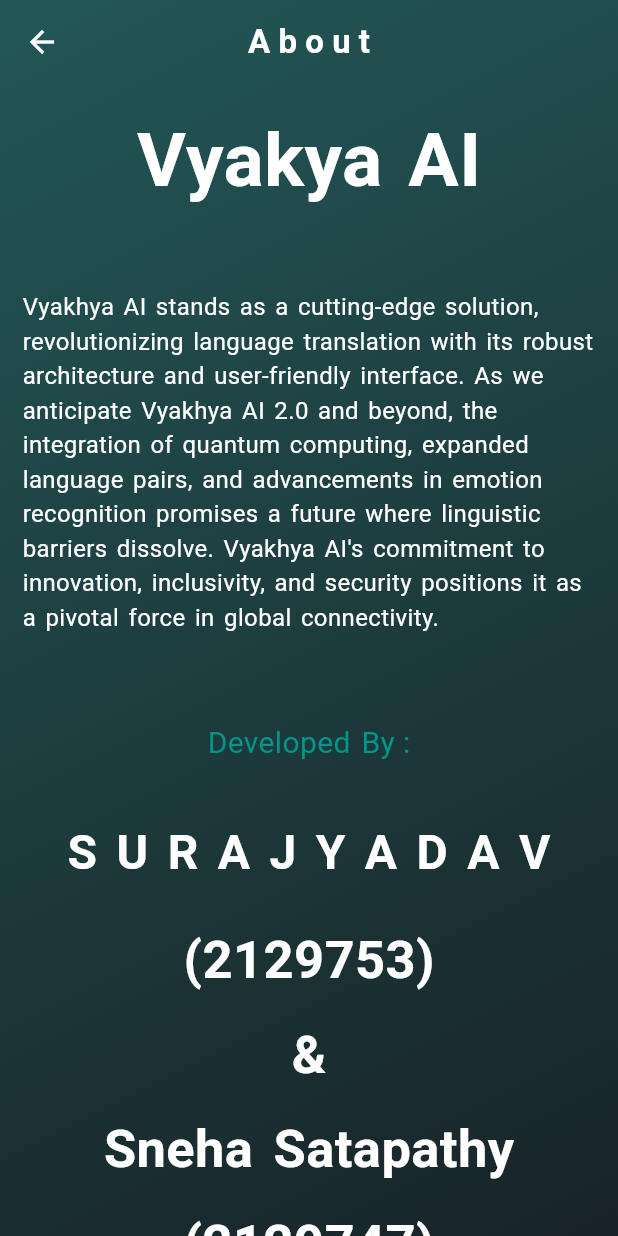
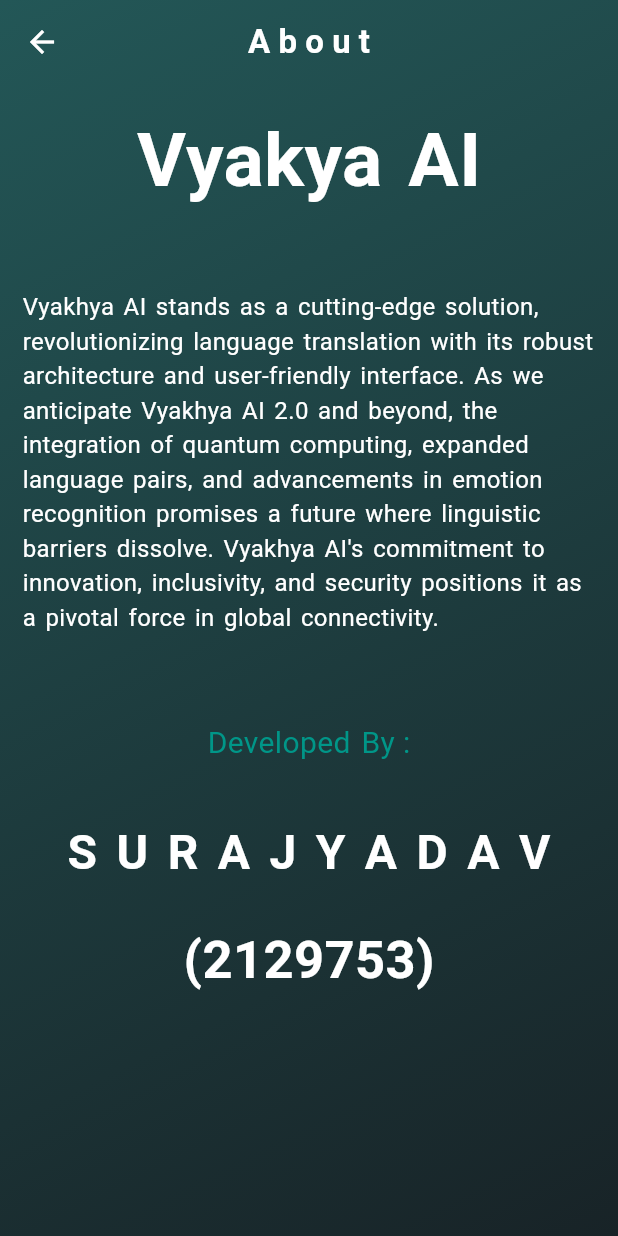
Before and after one commit to suraj-yadav0/vyakhya_ai-main, a Flutter app: the HomeScreen screen opened directly, in the side drawer, after a tap on "A B O U T", on a phone screen of 412 x 824 dp. Run offline on Flutter 3.47's test engine with Material 3 defaults, Android fonts, the phone set to English and light mode, and no system bars; our stand-ins replace flutter_animate, flutter_svg, get, google_fonts, lottie, speech_to_text; missing offline and left inert: gallery_picker, google_mlkit_text_recognition, translator_plus.

Commit message:
removed her name ....its my app now.

```diff
--- a/lib/screens/drawer Screens/about_screen.dart
+++ b/lib/screens/drawer Screens/about_screen.dart
@@ -31,8 +31,8 @@ class AboutScreen extends StatelessWidget {
               padding: EdgeInsets.all(15.0),
               child: Text(
                 "Vyakhya AI stands as a cutting-edge solution, revolutionizing language translation with its robust architecture and user-friendly interface. As we anticipate Vyakhya AI 2.0 and beyond, the integration of quantum computing, expanded language pairs, and advancements in emotion recognition promises a future where linguistic barriers dissolve. Vyakhya AI's commitment to innovation, inclusivity, and security positions it as a pivotal force in global connectivity.\n",
-                style:
-                    TextStyle(color: Colors.white, fontSize: 16, wordSpacing: 2),
+                style: TextStyle(
+                    color: Colors.white, fontSize: 16, wordSpacing: 2),
               ),
             ),
             SizedBox(
@@ -40,12 +40,13 @@ class AboutScreen extends StatelessWidget {
             ),
             Text(
               "Developed By :",
-              style: TextStyle(color: Colors.teal, fontSize: 20, wordSpacing: 2),
+              style:
+                  TextStyle(color: Colors.teal, fontSize: 20, wordSpacing: 2),
             ),
             SizedBox(
               height: 20,
             ),
-             Padding(
+            Padding(
               padding: EdgeInsets.all(15.0),
               child: Text(
                 "S U R A J Y A D A V",
@@ -56,10 +57,10 @@ class AboutScreen extends StatelessWidget {
                     wordSpacing: 4.5),
               ),
             ),
-             SizedBox(
+            SizedBox(
               height: 5,
             ),
-             Padding(
+            Padding(
               padding: EdgeInsets.all(4.0),
               child: Text(
                 "(2129753)",
@@ -70,51 +71,10 @@ class AboutScreen extends StatelessWidget {
                     wordSpacing: 4.5),
               ),
             ),
-              SizedBox(
+            SizedBox(
               height: 5,
             ),
-             Padding(
-              padding: EdgeInsets.all(4.0),
-              child: Text(
-                "&",
-                style: TextStyle(
-                    color: Colors.white,
-                    fontSize: 35,
-                    fontWeight: FontWeight.bold,
-                    wordSpacing: 4.5),
-              ),
-            ),
-                         SizedBox(
-              height: 5,
-            ),
-             Padding(
-              padding: EdgeInsets.all(4.0),
-              child: Text(
-                "Sneha Satapathy",
-                style: TextStyle(
-                    color: Colors.white,
-                    fontSize: 35,
-                    fontWeight: FontWeight.bold,
-                    wordSpacing: 4.5),
-              ),
-            ),
-                         SizedBox(
-              height: 5,
-            ),
-             Padding(
-              padding: EdgeInsets.all(4.0),
-              child: Text(
-                "(2129747)",
-                style: TextStyle(
-                    color: Colors.white,
-                    fontSize: 35,
-                    fontWeight: FontWeight.bold,
-                    wordSpacing: 4.5),
-              ),
-            ),
-              SizedBox(
-              height: 5,
-            ),
+
           ],
         ),
       ),
```
